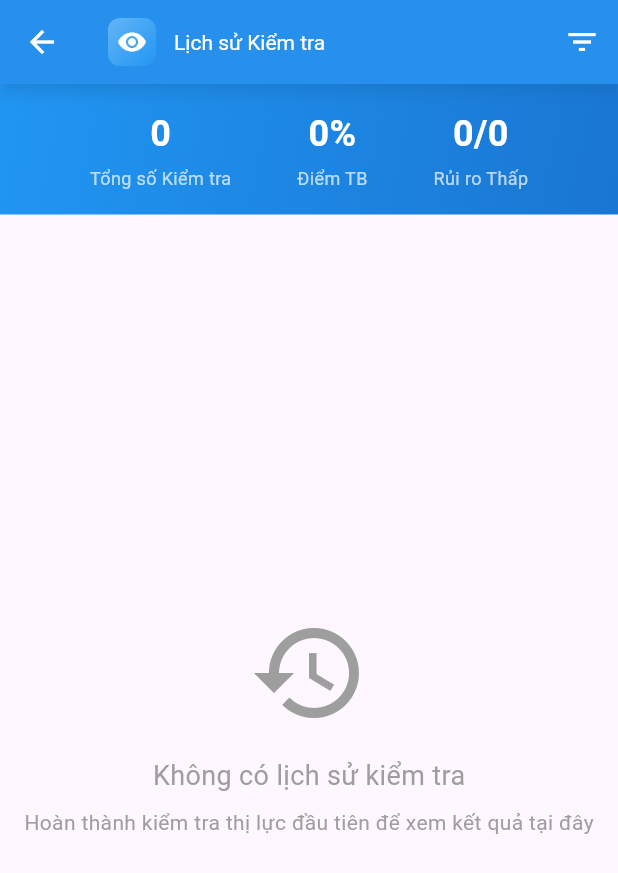
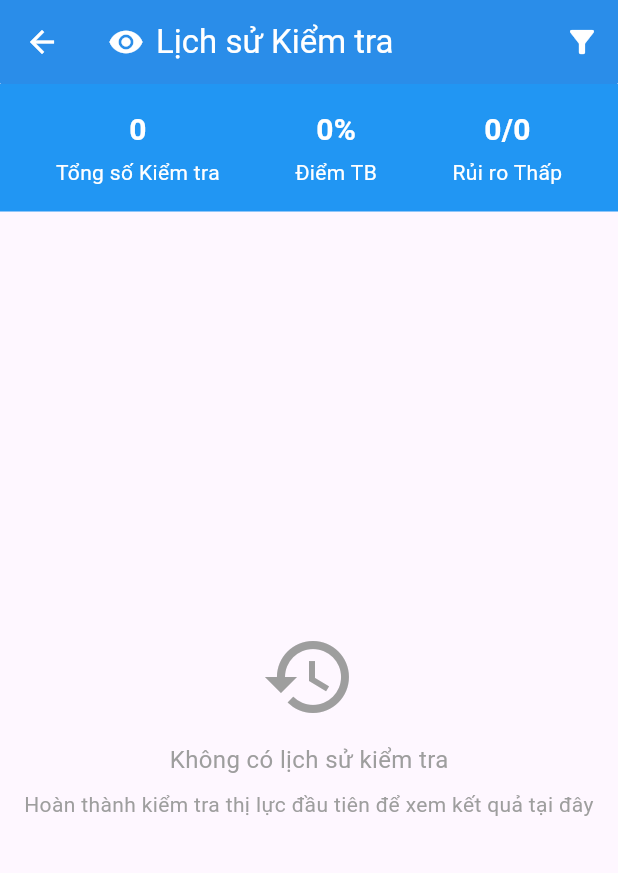
Before and after one commit to cloudirus/rework-ver-2, a Flutter app: the HistoryScreen screen opened directly, on a phone screen of 412 x 824 dp. Shown: the top 873 px of the screen. Run offline on Flutter 3.47's test engine with Material 3 defaults, Android fonts, the phone set to English and light mode, and no system bars; our stand-ins replace camera, firebase_auth, firebase_core, flutter_local_notifications; missing offline and left inert: google_mlkit_face_detection, tflite_flutter; accounts and stored records are empty.

Commit message:
History screen updated.

```diff
--- a/lib/screens/history_screen.dart
+++ b/lib/screens/history_screen.dart
@@ -1,8 +1,66 @@
+import 'dart:convert';
+import 'dart:io';
 import 'package:flutter/material.dart';
-import '../models/test_result.dart';
-import '../widgets/app_header.dart';
-import '../services/test_data_service.dart';
-// import '../models/json_upload.dart';
+import 'package:path_provider/path_provider.dart';
+
+class AnalysisResultLog {
+  final double accuracy;
+  final String riskLevel;
+  final String diagnosis;
+  final DateTime timestamp;
+
+  AnalysisResultLog({
+    required this.accuracy,
+    required this.riskLevel,
+    required this.diagnosis,
+    required this.timestamp,
+  });
+
+  factory AnalysisResultLog.fromJson(Map<String, dynamic> json) {
+    return AnalysisResultLog(
+      accuracy: (json['accuracy'] as num).toDouble(),
+      riskLevel: json['riskLevel'],
+      diagnosis: json['diagnosis'],
+      timestamp: DateTime.parse(json['timestamp']),
+    );
+  }
+}
+
+class AnalysisResultStorage {
+  static Future<Directory> _getHistoryDir() async {
+    final dir = await getApplicationDocumentsDirectory();
+    final historyDir = Directory("${dir.path}/run_history");
+    if (!await historyDir.exists()) {
+      await historyDir.create(recursive: true);
+    }
+    return historyDir;
+  }
+
+  static Future<List<AnalysisResultLog>> loadAllRuns() async {
+    final dir = await _getHistoryDir();
+    final files = dir.listSync().whereType<File>().toList();
+
+    List<AnalysisResultLog> results = [];
+    for (var file in files) {
+      try {
+        final content = await file.readAsString();
+        final data = jsonDecode(content);
+        results.add(AnalysisResultLog.fromJson(data));
+      } catch (_) {}
+    }
+
+    results.sort((a, b) => b.timestamp.compareTo(a.timestamp));
+    return results;
+  }
+
+  static Future<void> clearAllRuns() async {
+    final dir = await _getHistoryDir();
+    if (await dir.exists()) {
+      await dir.delete(recursive: true);
+      await dir.create(); // recreate empty folder
+    }
+  }
+}
 
 class HistoryScreen extends StatefulWidget {
   const HistoryScreen({super.key});
@@ -11,66 +69,57 @@ class HistoryScreen extends StatefulWidget {
   State<HistoryScreen> createState() => _HistoryScreenState();
 }
 
-class _HistoryScreenState extends State<HistoryScreen> with WidgetsBindingObserver {
-  List<VisionTestSession> _testSessions = [];
-  final TestDataService _testDataService = TestDataService();
-
-  // Future<void> _save(path) async {
-  //   final SessionUploader jsonUploadService = SessionUploader();
-  //   jsonUploadService.uploadFile(path);
-  // }
+class _HistoryScreenState extends State<HistoryScreen> {
+  List<AnalysisResultLog> _history = [];
 
   @override
   void initState() {
     super.initState();
-    WidgetsBinding.instance.addObserver(this);
-    _loadTestHistory();
+    _loadHistory();
   }
 
-  @override
-  void dispose() {
-    WidgetsBinding.instance.removeObserver(this);
-    super.dispose();
-  }
-
-  @override
-  void didChangeAppLifecycleState(AppLifecycleState state) {
-    if (state == AppLifecycleState.resumed) {
-      _loadTestHistory();
-    }
-  }
-
-  void _loadTestHistory() {
+  Future<void> _loadHistory() async {
+    final runs = await AnalysisResultStorage.loadAllRuns();
     setState(() {
-      _testSessions = _testDataService.getTestHistory();
+      _history = runs;
     });
   }
 
-  @override
-  Widget build(BuildContext context) {
-    return Scaffold(
-      appBar: AppHeader(
-        title: 'Lịch sử Kiểm tra',
+  String _formatDate(DateTime dt) {
+    return "${dt.day}/${dt.month}/${dt.year} ${dt.hour}:${dt.minute.toString().padLeft(2, '0')}";
+  }
+
+  Future<void> _clearHistory() async {
+    await AnalysisResultStorage.clearAllRuns();
+    setState(() {
+      _history.clear();
+    });
+  }
+
+  void _confirmClearHistory() {
+    showDialog(
+      context: context,
+      builder: (context) => AlertDialog(
+        title: const Text("Xác nhận"),
+        content: const Text(
+            "Bạn có muốn xóa lịch sử? Lịch sử đã xóa không thể khôi phục!"),
         actions: [
-          IconButton(
-            icon: const Icon(Icons.filter_list),
-            onPressed: () => _showFilterDialog(),
+          TextButton(
+            onPressed: () => Navigator.of(context).pop(),
+            child: const Text("Hủy"),
           ),
-        ],
-      ),
-      body: Column(
-        children: [
-          _buildStatsHeader(),
-          Expanded(
-            child: _testSessions.isEmpty
-                ? _buildEmptyState()
-                : ListView.builder(
-                    padding: const EdgeInsets.all(16),
-                    itemCount: _testSessions.length,
-                    itemBuilder: (context, index) {
-                      final session = _testSessions[index];
-                      return _buildTestSessionCard(session);
+          TextButton(
+            onPressed: () async {
+              await _clearHistory();
+              Navigator.of(context).pop();
+
+              ScaffoldMessenger.of(context).showSnackBar(
+                const SnackBar(content: Text("Đã xóa thành công")),
+              );
             },
+            child: const Text(
+              "Xóa",
+              style: TextStyle(color: Colors.red),
             ),
           ),
         ],
@@ -78,79 +127,145 @@ class _HistoryScreenState extends State<HistoryScreen> with WidgetsBindingObserv
     );
   }
 
-  Widget _buildStatsHeader() {
-    final stats = _testDataService.getTestStatistics();
-    final totalTests = stats['totalTests'] as int;
-    final averageScore = stats['averageScore'] as double;
-    final lowRiskCount = stats['lowRiskCount'] as int;
+  @override
+  Widget build(BuildContext context) {
+    final total = _history.length;
+    final avgScore = total > 0
+        ? _history.map((e) => e.accuracy).reduce((a, b) => a + b) / total
+        : 0.0;
+    final lowRisk = _history.where((e) => e.riskLevel == "Low").length;
 
-    return Container(
-      padding: const EdgeInsets.all(16),
-      decoration: BoxDecoration(
-        gradient: LinearGradient(
-          colors: [Colors.blue.shade500, Colors.blue.shade700],
-          begin: Alignment.topLeft,
-          end: Alignment.bottomRight,
+    return Scaffold(
+      appBar: AppBar(
+        backgroundColor: Colors.blue,
+        elevation: 10,
+        shape: const RoundedRectangleBorder(
+          borderRadius: BorderRadius.vertical(
+            bottom: Radius.circular(1),
           ),
         ),
+        leading: IconButton(
+          icon: const Icon(Icons.arrow_back, color: Colors.white),
+          onPressed: () => Navigator.pop(context),
+        ),
+        title: Row(
+          children: const [
+            Icon(Icons.remove_red_eye, color: Colors.white),
+            SizedBox(width: 8),
+            Text("Lịch sử Kiểm tra", style: TextStyle(color: Colors.white)),
+          ],
+        ),
+        actions: [
+          IconButton(
+            icon: const Icon(Icons.filter_alt, color: Colors.white),
+            onPressed: () {
+              // filter/sort feature can be added later
+            },
+          )
+        ],
+      ),
+      body: Column(
+        children: [
+          // === Blue Stats Bar ===
+          Container(
+            color: Colors.blue,
+            padding: const EdgeInsets.symmetric(vertical: 16, horizontal: 12),
             child: Row(
-        mainAxisAlignment: MainAxisAlignment.spaceEvenly,
+              mainAxisAlignment: MainAxisAlignment.spaceAround,
               children: [
-          _buildStatItem('Tổng số Kiểm tra', totalTests.toString()),
-          _buildStatItem('Điểm TB', totalTests > 0 ? '${(averageScore * 100).toInt()}%' : '0%'),
-          _buildStatItem('Rủi ro Thấp', '$lowRiskCount/$totalTests'),
+                _buildStat("Tổng số Kiểm tra", "$total"),
+                _buildStat("Điểm TB", "${(avgScore * 100).toStringAsFixed(0)}%"),
+                _buildStat("Rủi ro Thấp", "$lowRisk/$total"),
+              ],
+            ),
+          ),
+
+          // === History List ===
+          Expanded(
+            child: _history.isEmpty
+                ? Center(
+              child: Column(
+                mainAxisSize: MainAxisSize.min,
+                children: const [
+                  Icon(Icons.history, size: 64, color: Colors.grey),
+                  SizedBox(height: 12),
+                  Text("Không có lịch sử kiểm tra",
+                      style: TextStyle(fontSize: 16, color: Colors.grey)),
+                  SizedBox(height: 8),
+                  Text(
+                      "Hoàn thành kiểm tra thị lực đầu tiên để xem kết quả tại đây",
+                      textAlign: TextAlign.center,
+                      style:
+                      TextStyle(fontSize: 14, color: Colors.grey)),
+                ],
+              ),
+            )
+                : ListView.builder(
+              itemCount: _history.length,
+              itemBuilder: (context, index) {
+                final run = _history[index];
+                return Card(
+                  margin: const EdgeInsets.all(8),
+                  child: ListTile(
+                    leading:
+                    const Icon(Icons.visibility, color: Colors.blue),
+                    title: Text("Run: ${_formatDate(run.timestamp)}"),
+                    subtitle: Text(
+                      "Điểm: ${(run.accuracy * 100).toStringAsFixed(1)}% | Rủi ro: ${run.riskLevel}",
+                    ),
+                    onTap: () {
+                      showDialog(
+                        context: context,
+                        builder: (_) => AlertDialog(
+                          title: const Text("Chi tiết"),
+                          content: Column(
+                            mainAxisSize: MainAxisSize.min,
+                            crossAxisAlignment: CrossAxisAlignment.start,
+                            children: [
+                              Text("Ngày: ${_formatDate(run.timestamp)}"),
+                              Text(
+                                  "Điểm: ${(run.accuracy * 100).toStringAsFixed(1)}%"),
+                              Text("Rủi ro: ${run.riskLevel}"),
+                              Text("Chẩn đoán: ${run.diagnosis}"),
+                            ],
+                          ),
+                          actions: [
+                            TextButton(
+                              onPressed: () => Navigator.pop(context),
+                              child: const Text("Đóng"),
+                            )
                           ],
                         ),
                       );
-  }
-
-  Widget _buildStatItem(String label, String value) {
-    return Column(
-      children: [
-        Text(
-          value,
-          style: const TextStyle(
-            fontSize: 24,
-            fontWeight: FontWeight.bold,
-            color: Colors.white,
+                    },
+                  ),
+                );
+              },
             ),
           ),
-        const SizedBox(height: 4),
-        Text(
-          label,
-          style: const TextStyle(
-            fontSize: 12,
-            color: Colors.white70,
+
+          // === Footer Clear Button ===
+          if (_history.isNotEmpty)
+            Padding(
+              padding: const EdgeInsets.all(16.0),
+              child: Center(
+                child: ElevatedButton(
+                  onPressed: _confirmClearHistory,
+                  style: ElevatedButton.styleFrom(
+                    backgroundColor: Colors.white,
+                    foregroundColor: Colors.red,
+                    shape: RoundedRectangleBorder(
+                      borderRadius: BorderRadius.circular(20),
+                    ),
+                    padding:
+                    const EdgeInsets.symmetric(horizontal: 40, vertical: 14),
+                    elevation: 3,
+                  ),
+                  child: const Text(
+                    "Xóa lịch sử",
+                    style: TextStyle(fontSize: 16, fontWeight: FontWeight.bold),
                   ),
                 ),
-      ],
-    );
-  }
-
-  Widget _buildEmptyState() {
-    return const Center(
-      child: Column(
-        mainAxisAlignment: MainAxisAlignment.center,
-        children: [
-          Icon(
-            Icons.history,
-            size: 80,
-            color: Colors.grey,
-          ),
-          SizedBox(height: 16),
-          Text(
-            'Không có lịch sử kiểm tra',
-            style: TextStyle(
-              fontSize: 18,
-              color: Colors.grey,
-            ),
-          ),
-          SizedBox(height: 8),
-          Text(
-            'Hoàn thành kiểm tra thị lực đầu tiên để xem kết quả tại đây',
-            style: TextStyle(
-              fontSize: 14,
-              color: Colors.grey,
               ),
             ),
         ],
@@ -158,183 +273,18 @@ class _HistoryScreenState extends State<HistoryScreen> with WidgetsBindingObserv
     );
   }
 
-  Widget _buildTestSessionCard(VisionTestSession session) {
-    final riskLevel = _testDataService.getRiskLevel(session.visionScore ?? 0.0);
-    Color riskColor = riskLevel == 'Low'
-        ? Colors.green
-        : riskLevel == 'Medium'
-            ? Colors.orange
-            : Colors.red;
-
-    return Card(
-      elevation: 4,
-      margin: const EdgeInsets.only(bottom: 16),
-      child: InkWell(
-        onTap: () => _viewTestDetails(session),
-        borderRadius: BorderRadius.circular(12),
-        child: Padding(
-          padding: const EdgeInsets.all(16),
-          child: Column(
-            crossAxisAlignment: CrossAxisAlignment.start,
+  Widget _buildStat(String label, String value) {
+    return Column(
       children: [
-              Row(
-                mainAxisAlignment: MainAxisAlignment.spaceBetween,
-                children: [
-                  Expanded(
-                    child: Text(
-                      session.testType,
+        Text(value,
             style: const TextStyle(
-                        fontSize: 16,
+              color: Colors.white,
+              fontSize: 20,
               fontWeight: FontWeight.bold,
-                      ),
-                    ),
-                  ),
-                  Container(
-                    padding: const EdgeInsets.symmetric(horizontal: 8, vertical: 4),
-                    decoration: BoxDecoration(
-                      color: riskColor.withOpacity(0.1),
-                      borderRadius: BorderRadius.circular(12),
-                      border: Border.all(color: riskColor.withOpacity(0.3)),
-                    ),
-                    child: Text(
-                      riskLevel,
-                      style: TextStyle(
-                        color: riskColor,
-                        fontSize: 12,
-                        fontWeight: FontWeight.w600,
-                      ),
-                    ),
-                  ),
+            )),
+        const SizedBox(height: 4),
+        Text(label, style: const TextStyle(color: Colors.white, fontSize: 14)),
       ],
-              ),
-              const SizedBox(height: 8),
-              Text(
-                _formatDate(session.startTime),
-                style: const TextStyle(
-                  fontSize: 14,
-                  color: Colors.grey,
-                ),
-              ),
-              const SizedBox(height: 12),
-              Row(
-                mainAxisAlignment: MainAxisAlignment.spaceBetween,
-                children: [
-                  Row(
-                    children: [
-                      const Icon(Icons.score, size: 16, color: Colors.blue),
-                      const SizedBox(width: 4),
-                      Text(
-                        'Điểm: ${((session.visionScore ?? 0.0) * 100).toInt()}%',
-                        style: const TextStyle(
-                          fontSize: 14,
-                          fontWeight: FontWeight.w600,
-                        ),
-                      ),
-                    ],
-                  ),
-                  Row(
-                    children: [
-                      const Icon(Icons.timer, size: 16, color: Colors.grey),
-                      const SizedBox(width: 4),
-                      Text(
-                        '${session.endTime != null ? session.endTime!.difference(session.startTime).inMinutes : 0}ph',
-                        style: const TextStyle(
-                          fontSize: 14,
-                          color: Colors.grey,
-                        ),
-                      ),
-                    ],
-                  ),
-                ],
-              ),
-            ],
-          ),
-        ),
-      ),
     );
   }
-
-  void _viewTestDetails(VisionTestSession session) {
-    final riskLevel = _testDataService.getRiskLevel(session.visionScore ?? 0.0);
-    showDialog(
-      context: context,
-      builder: (context) => AlertDialog(
-        title: Text(session.testType),
-        content: Column(
-          mainAxisSize: MainAxisSize.min,
-          crossAxisAlignment: CrossAxisAlignment.start,
-          children: [
-            Text('Ngày: ${_formatDate(session.startTime)}'),
-            const SizedBox(height: 8),
-            Text('Điểm: ${((session.visionScore ?? 0.0) * 100).toInt()}%'),
-            const SizedBox(height: 8),
-            Text('Mức độ Rủi ro: $riskLevel'),
-            const SizedBox(height: 8),
-            Text('Thời gian: ${session.endTime != null ? session.endTime!.difference(session.startTime).inMinutes : 0}ph'),
-            const SizedBox(height: 8),
-            Text('Kiểm tra Hoàn thành: ${session.testResults.length}'),
-          ],
-        ),
-        actions: [
-          TextButton(
-            onPressed: () => Navigator.of(context).pop(),
-            child: const Text('Đóng'),
-          ),
-          TextButton(
-            onPressed: () {
-              // _save();
-              Navigator.of(context).pop();
-              ScaffoldMessenger.of(context).showSnackBar(
-                const SnackBar(content: Text('Chi tiết kiểm tra đã xuất')),
-              );
-            },
-            child: const Text('Xuất'),
-          ),
-        ],
-      ),
-    );
 }
-
-  void _showFilterDialog() {
-    showDialog(
-      context: context,
-      builder: (context) => AlertDialog(
-        title: const Text('Lọc Kiểm tra'),
-        content: Column(
-          mainAxisSize: MainAxisSize.min,
-          children: [
-            CheckboxListTile(
-              title: const Text('Kiểm tra Thị lực Toàn diện'),
-              value: true,
-              onChanged: (value) {},
-            ),
-            CheckboxListTile(
-              title: const Text('Kiểm tra Snellen'),
-              value: true,
-              onChanged: (value) {},
-            ),
-            CheckboxListTile(
-              title: const Text('Kiểm tra Lưới Amsler'),
-              value: true,
-              onChanged: (value) {},
-            ),
-          ],
-        ),
-        actions: [
-          TextButton(
-            onPressed: () => Navigator.of(context).pop(),
-            child: const Text('Hủy'),
-          ),
-          TextButton(
-            onPressed: () => Navigator.of(context).pop(),
-            child: const Text('Áp dụng'),
-          ),
-        ],
-      ),
-    );
-  }
-
-  String _formatDate(DateTime date) {
-    return '${date.day}/${date.month}/${date.year} at ${date.hour}:${date.minute.toString().padLeft(2, '0')}';
-  }
-}
--- a/lib/screens/results_screen.dart
+++ b/lib/screens/results_screen.dart
@@ -12,6 +12,53 @@ import 'package:path/path.dart' as path;
 import 'package:http_parser/http_parser.dart';
 import 'dart:convert';
 import 'package:flutter/services.dart' show rootBundle;
+
+class AnalysisResultLog {
+  final double accuracy;
+  final String riskLevel;
+  final String diagnosis;
+  final DateTime timestamp;
+
+  AnalysisResultLog({
+    required this.accuracy,
+    required this.riskLevel,
+    required this.diagnosis,
+    required this.timestamp,
+  });
+
+  Map<String, dynamic> toJson() => {
+    'accuracy': accuracy,
+    'riskLevel': riskLevel,
+    'diagnosis': diagnosis,
+    'timestamp': timestamp.toIso8601String(),
+  };
+}
+
+// ========================
+//  STORAGE: Save/Load JSON
+// ========================
+class AnalysisResultStorage {
+  static Future<Directory> _getHistoryDir() async {
+    final dir = await getApplicationDocumentsDirectory();
+    final historyDir = Directory("${dir.path}/run_history");
+
+    if (!await historyDir.exists()) {
+      await historyDir.create(recursive: true);
+    }
+    return historyDir;
+  }
+
+  static Future<void> saveResult(AnalysisResultLog result) async {
+    final dir = await _getHistoryDir();
+
+    // Use timestamp as filename, e.g. 2025-08-26_14-30-12.json
+    final filename = result.timestamp.toIso8601String().replaceAll(":", "-");
+    final file = File("${dir.path}/$filename.json");
+
+    await file.writeAsString(jsonEncode(result.toJson()));
+    print("✅ Saved analysis result to ${file.path}");
+  }
+}
 
 class ResultsScreen extends StatefulWidget {
   final String testType;
@@ -304,10 +351,10 @@ class _ResultsScreenState extends State<ResultsScreen> {
     }
     print("Total score is $totalScore");
     double weight = 0.00;
-    if (totalScore <= 10) {
+    if (totalScore <= 20) {
       weight = 1;
       print("Weight set at 1");
-    } else if (totalScore <= 20) {
+    } else if (totalScore <= 40) {
       weight = 0.85;
       print("Weight set at 0.95");
     } else {
@@ -372,6 +419,14 @@ class _ResultsScreenState extends State<ResultsScreen> {
       ];
     }
 
+    final log = AnalysisResultLog(
+      accuracy: accuracy,
+      riskLevel: riskLevel,
+      diagnosis: diagnosis,
+      timestamp: DateTime.now(),
+    );
+    AnalysisResultStorage.saveResult(log);
+
     return VisionAnalysisResult(
       visionScore: accuracy,
       riskLevel: riskLevel,
@@ -381,6 +436,7 @@ class _ResultsScreenState extends State<ResultsScreen> {
       eyeAnalysis: null, // Don't include AI analysis in results
     );
   }
+
 
   @override
   Widget build(BuildContext context) {
```
Lines whose indentation alone changed are shown as unchanged.
